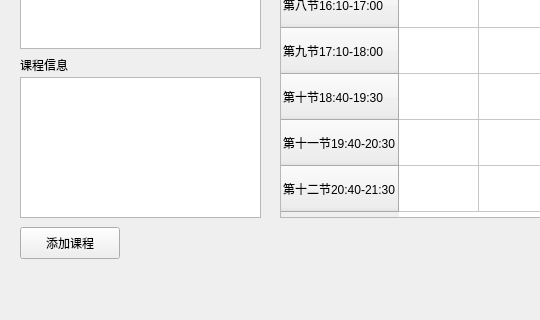
First picture: the form in mainwindow.ui, repository jiangruizhang/EasyElective, before the edit; both pictures show x 0 to 540 and y 403 to 723 of the 1064 by 723 pixel window.
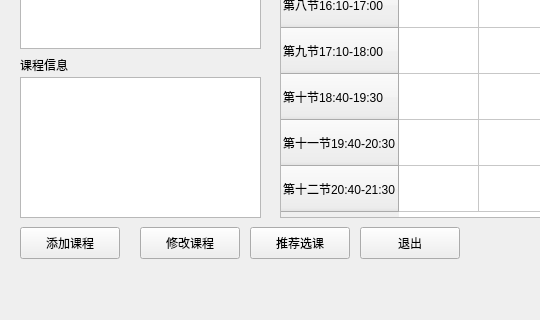
Second picture: the form after the edit.

Commit message: 完善了课程修改功能，并添加了自动排课的按钮

The edit to the form file:
```diff
--- a/mainwindow.ui
+++ b/mainwindow.ui
@@ -222,6 +222,45 @@
      </property>
     </column>
    </widget>
+   <widget class="QPushButton" name="modifyCourse">
+    <property name="geometry">
+     <rect>
+      <x>140</x>
+      <y>630</y>
+      <width>100</width>
+      <height>32</height>
+     </rect>
+    </property>
+    <property name="text">
+     <string>修改课程</string>
+    </property>
+   </widget>
+   <widget class="QPushButton" name="organize">
+    <property name="geometry">
+     <rect>
+      <x>250</x>
+      <y>630</y>
+      <width>100</width>
+      <height>32</height>
+     </rect>
+    </property>
+    <property name="text">
+     <string>推荐选课</string>
+    </property>
+   </widget>
+   <widget class="QPushButton" name="finish">
+    <property name="geometry">
+     <rect>
+      <x>360</x>
+      <y>630</y>
+      <width>100</width>
+      <height>32</height>
+     </rect>
+    </property>
+    <property name="text">
+     <string>退出</string>
+    </property>
+   </widget>
   </widget>
   <widget class="QMenuBar" name="menubar">
    <property name="geometry">
```
The commit also changes 7 other files.
